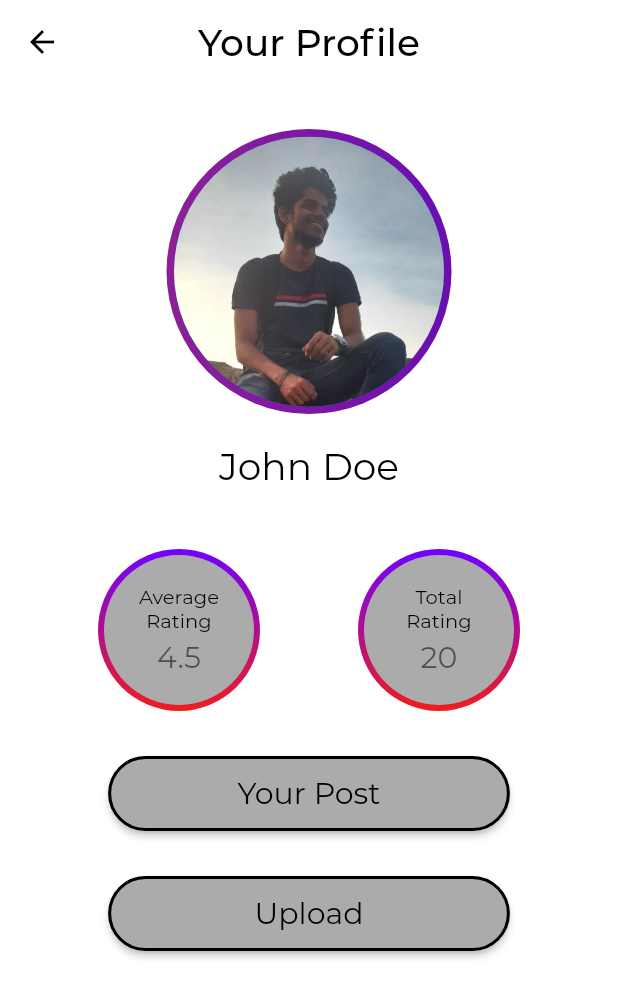
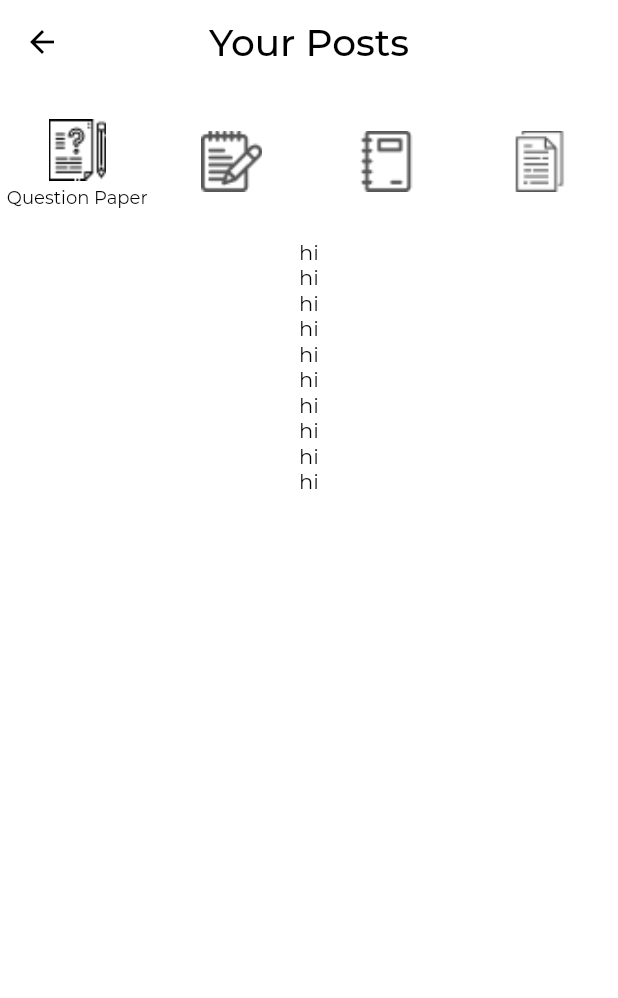
Before and after one commit to pramodksh/paper-for-peers, a Flutter app: the ProfileScreen screen opened directly, after a tap on "Your Post", on a phone screen of 412 x 824 dp. Shown: the top 998 px of the screen. Run offline on Flutter 3.47's test engine with Material 2 defaults, Android fonts, the phone set to English and light mode, and no system bars; our stand-ins replace dotted_border, flutter_rating_bar, page_indicator, shared_preferences; missing offline and left inert: advance_pdf_viewer; accounts and stored records are empty; project files that could hold a hidden picture were left out.

Commit message:
dashboard - profile - your posts - notes UI done

```diff
--- a/lib/config/app_constants.dart
+++ b/lib/config/app_constants.dart
@@ -1,3 +1,6 @@
+import 'package:flutter/material.dart';
+import 'package:papers_for_peers/config/export_config.dart';
+
 class AppConstants {
   static const List<String> reportReasons = [
     "Already uploaded",
@@ -5,4 +8,12 @@ class AppConstants {
     "Not appropriate",
     "Misleading",
   ];
+
+  static const List<Map> bottomNavBarIcons = [
+    {"icon": AssetImage(DefaultAssets.questionPaperNavIcon,), "label": "Question Paper"},
+    {"icon": AssetImage(DefaultAssets.notesNavIcon,), "label": "Notes"},
+    {"icon": AssetImage(DefaultAssets.journalNavIcon,), "label": "Journal"},
+    {"icon": AssetImage(DefaultAssets.syllabusCopyNavIcon,), "label": "Syllabus Copy"},
+  ];
+
 }
--- a/lib/config/app_theme.dart
+++ b/lib/config/app_theme.dart
@@ -30,7 +30,7 @@ class Styles {
       elevatedButtonTheme: ElevatedButtonThemeData(
         style: ButtonStyle(
           backgroundColor: MaterialStateProperty.all(
-            isDarkTheme ? CustomColors.bottomNavBarColor : CustomColors.lightModeBottomNavBarColor,
+            isDarkTheme ? CustomColors.ratingBackgroundColor : CustomColors.lightModeBottomNavBarColor,
           ),
           textStyle: MaterialStateProperty.all(
             CustomTextStyle.bodyTextStyle.copyWith(
--- a/lib/config/export_config.dart
+++ b/lib/config/export_config.dart
@@ -1,3 +1,4 @@
 export 'colors.dart';
 export 'default_assets.dart';
 export 'text_styles.dart';
+export 'app_constants.dart';
--- a/lib/modules/dashboard/profile/profile.dart
+++ b/lib/modules/dashboard/profile/profile.dart
@@ -3,6 +3,7 @@ import 'package:flutter/rendering.dart';
 import 'package:papers_for_peers/config/colors.dart';
 import 'package:papers_for_peers/config/default_assets.dart';
 import 'package:papers_for_peers/config/export_config.dart';
+import 'package:papers_for_peers/modules/dashboard/profile/your_posts.dart';
 import 'package:papers_for_peers/services/theme_provider/theme_provider.dart';
 import 'package:provider/provider.dart';
 
@@ -153,7 +154,11 @@ class _ProfileScreenState extends State<ProfileScreen> {
                 ],
               ),
               SizedBox(height: 30,),
-              getCustomButton(title: 'Your Post', onPressed: () {}),
+              getCustomButton(title: 'Your Post', onPressed: () {
+                Navigator.of(context).push(MaterialPageRoute(
+                  builder: (context) => YourPosts(),
+                ));
+              }),
               SizedBox(height: 30,),
               getCustomButton(title: 'Upload', onPressed: () {}),
             ],
--- /dev/null
+++ b/lib/modules/dashboard/profile/your_posts.dart
@@ -0,0 +1,113 @@
+import 'package:flutter/material.dart';
+import 'package:flutter/rendering.dart';
+import 'package:papers_for_peers/config/export_config.dart';
+import 'package:papers_for_peers/modules/dashboard/utilities/post_tiles.dart';
+import 'package:papers_for_peers/services/theme_provider/theme_provider.dart';
+import 'package:provider/provider.dart';
+
+class YourPosts extends StatefulWidget {
+  @override
+  _YourPostsState createState() => _YourPostsState();
+}
+
+class _YourPostsState extends State<YourPosts> {
+
+  int selectedItemPosition = 0;
+
+
+  @override
+  Widget build(BuildContext context) {
+
+    var themeChange = Provider.of<DarkThemeProvider>(context);
+
+    Color selectedIconColor;
+    Color unselectedIconColor;
+
+    if (themeChange.isDarkTheme) {
+      selectedIconColor = CustomColors.bottomNavBarSelectedIconColor;
+      unselectedIconColor = CustomColors.bottomNavBarUnselectedIconColor;
+    } else {
+      selectedIconColor = CustomColors.lightModeBottomNavBarSelectedIconColor;
+      unselectedIconColor = CustomColors.lightModeBottomNavBarUnselectedIconColor;
+    }
+
+    return Scaffold(
+      appBar: AppBar(
+        title: Text("Your Posts"),
+        centerTitle: true,
+      ),
+      body: Container(
+        child: Column(
+          children: [
+            Container(
+              padding: EdgeInsets.symmetric(vertical: 20,),
+              child: Row(
+                mainAxisAlignment: MainAxisAlignment.spaceAround,
+                children: List.generate(
+                    AppConstants.bottomNavBarIcons.length, (index) => SizedBox(
+                  width: MediaQuery.of(context).size.width / 4,
+                  child: Column(
+                    mainAxisAlignment: MainAxisAlignment.center,
+                    children: [
+                      Transform.scale(
+                        scale: 1.7,
+                        child: IconButton(
+                          splashColor: Colors.transparent,
+                          highlightColor: Colors.transparent,
+                          padding: EdgeInsets.zero,
+                          // constraints: BoxConstraints(),
+                          onPressed: () {
+                            setState(() {
+                              selectedItemPosition = index;
+                            });
+                          },
+                          icon: ImageIcon(
+                            AppConstants.bottomNavBarIcons[index]["icon"],
+                            color: selectedItemPosition == index
+                                ? selectedIconColor
+                                : unselectedIconColor,
+                          ),
+                        ),
+                      ),
+                      selectedItemPosition == index ? Text(
+                        AppConstants.bottomNavBarIcons[index]["label"],
+                        textAlign: TextAlign.center,
+                        style: TextStyle(
+                          color: selectedIconColor,
+                          fontSize: 12,
+                        ),
+                      ) : Container(),
+                    ],
+                  ),
+                )
+                ),
+              ),
+              // height: 100,
+            ),
+            Expanded(
+              child: SingleChildScrollView(
+                padding: EdgeInsets.symmetric(horizontal: 10),
+                child: Column(
+                  children: List.generate(10, (index) {
+                    if (selectedItemPosition == 1) {
+                      return getNotesDetailsTile(
+                        isYourPostTile: true,
+                        context: context,
+                        onTileTap: () {},
+                        title: "Title Title Title",
+                        description: "Lorem John Doe  John Doe John Doe John Doe John Doe John Doe John Doe John Doe John Doe John Doe",
+                        rating: 3.5,
+                      );
+                    } else {
+                      return Text("hi");
+                    }
+                  }),
+                ),
+              ),
+            ),
+          ],
+        ),
+      ),
+    );
+  }
+}
```
Also changed, not shown: lib/modules/dashboard/main_dashboard.dart (+4 -10 lines), lib/modules/dashboard/notes/notes.dart (+4 -90 lines), lib/modules/dashboard/utilities/post_tiles.dart (added, +111 -0 lines).
